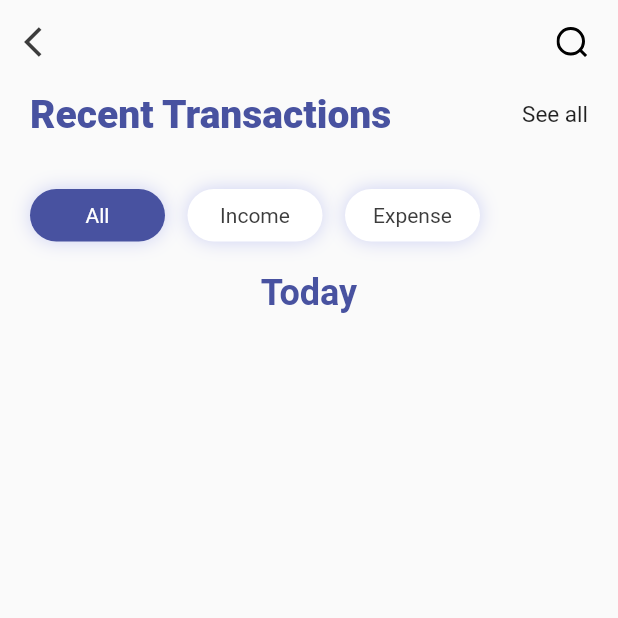
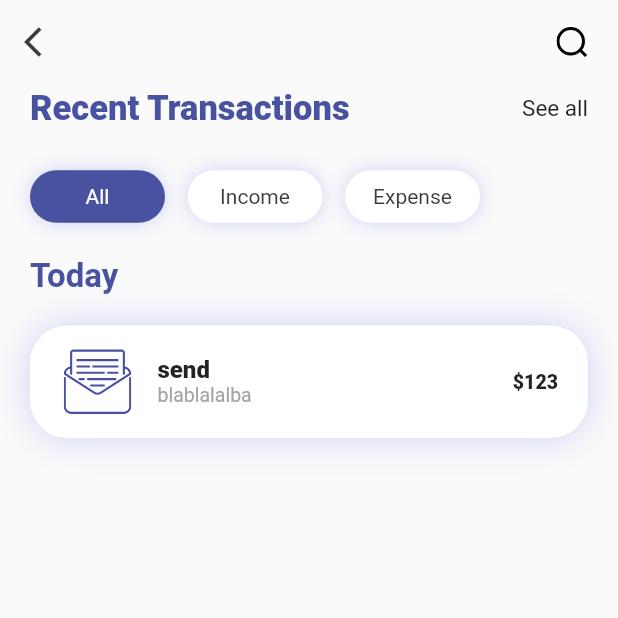
Before and after one commit to Lacerda53/FinanceFlutter, a Flutter app: the Details screen opened by its route, on a phone screen of 412 x 824 dp, the top half of it. Run offline on Flutter 3.47's test engine with Material 2 defaults, Android fonts, the phone set to English and light mode, and no system bars; our stand-ins replace flutter_mobx, flutter_svg, mobx; generated files the repository leaves out were written again.

Commit message:
add widgets in details view

```diff
--- a/lib/models/overview.model.dart
+++ b/lib/models/overview.model.dart
@@ -1,11 +1,13 @@
 class Overview {
+  int id;
   String type;
   String description;
   int value;
 
-  Overview({this.type, this.description, this.value});
+  Overview({this.id, this.type, this.description, this.value});
 
   Overview.fromJson(Map<String, dynamic> json) {
+    id = json['id'];
     type = json['type'];
     description = json['description'];
     value = json['value'];
@@ -13,6 +15,7 @@ class Overview {
 
   Map<String, dynamic> toJson() {
     final Map<String, dynamic> data = new Map<String, dynamic>();
+    data['id'] = this.id;
     data['type'] = this.type;
     data['description'] = this.description;
     data['value'] = this.value;
--- a/lib/views/details.view.dart
+++ b/lib/views/details.view.dart
@@ -4,6 +4,7 @@ import 'package:finance_mobile/views/widgets/navmenu.widget.dart';
 import 'themes/styles.dart';
 
 const search = 'assets/icons/search.svg';
+const letter = 'assets/icons/open-letter.svg';
 
 class Details extends StatefulWidget {
   @override
@@ -34,7 +35,7 @@ class _DetailsState extends State<Details> {
         child: Column(
           children: <Widget>[
             SizedBox(
-              height: 5,
+              height: 3,
             ),
             Container(
               child: Row(
@@ -43,7 +44,7 @@ class _DetailsState extends State<Details> {
                   Text(
                     "Recent Transactions",
                     style: TextStyle(
-                        fontSize: 26,
+                        fontSize: 23,
                         fontWeight: FontWeight.w800,
                         color: primaryColor),
                   ),
@@ -57,19 +58,83 @@ class _DetailsState extends State<Details> {
               ),
             ),
             Container(
-              padding: EdgeInsets.only(top: 25),
+              padding: EdgeInsets.only(top: 20),
               width: MediaQuery.of(context).size.width,
-              height: 80,
+              height: 70,
               child: NavMenu(),
             ),
             Container(
-              padding: EdgeInsets.all(10),
+              alignment: Alignment.centerLeft,
+              padding: EdgeInsets.only(top: 15),
               child: Text(
                 "Today",
                 style: TextStyle(
-                  fontSize: 24,
+                  fontSize: 22,
                   fontWeight: FontWeight.w700,
                   color: primaryColor,
+                ),
+              ),
+            ),
+            SizedBox(
+              height: 20,
+            ),
+            Container(
+              width: MediaQuery.of(context).size.width / 1.1,
+              height: 75,
+              decoration: BoxDecoration(
+                  boxShadow: [
+                    BoxShadow(color: Color(0xFFCDD1F3), blurRadius: 20)
+                  ],
+                  color: Colors.white,
+                  borderRadius: BorderRadius.all(Radius.circular(25))),
+              child: Container(
+                padding: EdgeInsets.only(left: 20, right: 20),
+                child: Row(
+                  mainAxisAlignment: MainAxisAlignment.spaceBetween,
+                  children: [
+                    Row(
+                      children: [
+                        Container(
+                          width: 50,
+                          height: 45,
+                          decoration: BoxDecoration(
+                              borderRadius:
+                                  BorderRadius.all(Radius.circular(15))),
+                          child: SvgPicture.asset(
+                            letter,
+                          ),
+                        ),
+                        SizedBox(
+                          width: 15,
+                        ),
+                        Container(
+                          padding: EdgeInsets.only(top: 20, right: 2),
+                          child: Column(
+                            crossAxisAlignment: CrossAxisAlignment.start,
+                            children: [
+                              Text(
+                                "send",
+                                style: TextStyle(
+                                    fontSize: 16, fontWeight: FontWeight.w900),
+                              ),
+                              Text(
+                                "blablalalba",
+                                style: TextStyle(
+                                    color: Color(0xFFA4A4A4),
+                                    fontSize: 13,
+                                    fontWeight: FontWeight.w400),
+                              ),
+                            ],
+                          ),
+                        ),
+                      ],
+                    ),
+                    Text(
+                      "\$123",
+                      style:
+                          TextStyle(fontSize: 13, fontWeight: FontWeight.w900),
+                    ),
+                  ],
                 ),
               ),
             ),
--- a/lib/views/home.view.dart
+++ b/lib/views/home.view.dart
@@ -47,7 +47,7 @@ class _HomeState extends State<Home> {
                       ],
                     ),
                     Text(
-                      "Sept 13, 2020",
+                      "Sept 18, 2020",
                       style: TextStyle(
                           color: primaryColor, fontWeight: FontWeight.bold),
                     ),
```
Also changed, not shown: lib/data/data.json (+18 -0 lines), lib/views/widgets/overviewlist.widget.dart (+8 -2 lines), assets/icons/open-letter.svg (added).
